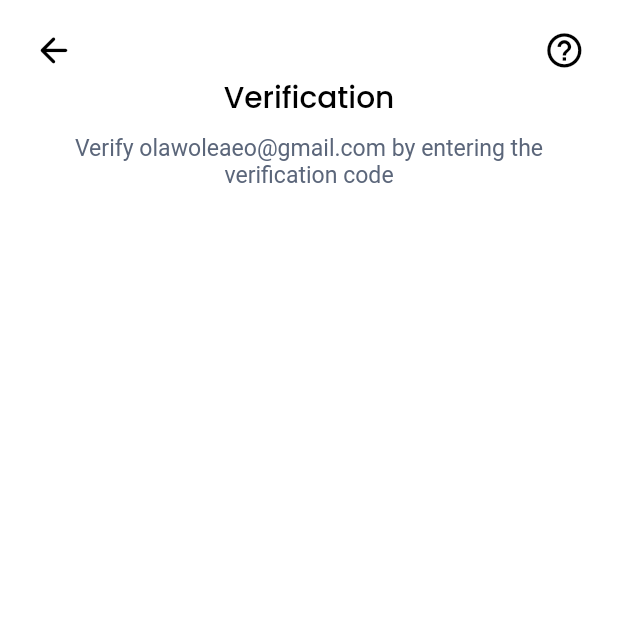
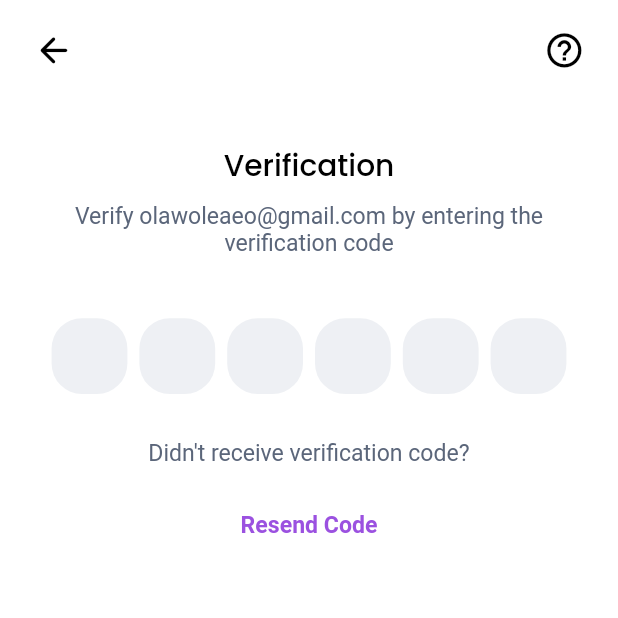
Before and after one commit to ecode210/zilbit, a Flutter app: the VerificationCode screen opened directly, on a phone screen of 412 x 824 dp, the top half of it. Run offline on Flutter 3.47's test engine with Material 2 defaults, Android fonts, the phone set to English and light mode, and no system bars; drawn by our look-alikes of pinput; our stand-ins replace bouncing_widget, flutter_screenutil, flutter_svg, font_awesome_flutter, get, google_fonts and 1 more.

Commit message:
Minor changes

```diff
--- a/lib/view/authentication/register.dart
+++ b/lib/view/authentication/register.dart
@@ -213,7 +213,7 @@ with our """,
               const Spacer(),
               GestureDetector(
                 onTap: () {
-                  Get.to(() => const VerificationCode());
+                  Get.to(() => VerificationCode());
                 },
                 child: Container(
                   height: 60.h,
--- a/lib/view/authentication/verification_code.dart
+++ b/lib/view/authentication/verification_code.dart
@@ -1,10 +1,12 @@
 import 'package:flutter/material.dart';
 import 'package:flutter_screenutil/flutter_screenutil.dart';
 import 'package:get/get.dart';
+import 'package:pinput/pinput.dart';
 import 'package:zilbit/constants.dart';
 
 class VerificationCode extends StatelessWidget {
-  const VerificationCode({Key? key}) : super(key: key);
+  VerificationCode({Key? key}) : super(key: key);
+  final FocusNode focusNode = FocusNode();
 
   @override
   Widget build(BuildContext context) {
@@ -44,7 +46,7 @@ class VerificationCode extends StatelessWidget {
                   ],
                 ),
               ),
-              SizedBox(height: 5.h),
+              SizedBox(height: 50.h),
               Text(
                 "Verification",
                 style: Theme.of(context).textTheme.headline2,
@@ -57,6 +59,76 @@ verification code""",
                 textAlign: TextAlign.center,
                 style: Theme.of(context).textTheme.bodyText1,
               ),
+              SizedBox(height: 40.h),
+              Padding(
+                padding: EdgeInsets.symmetric(horizontal: 30.w),
+                child: Pinput(
+                  keyboardType: TextInputType.phone,
+                  onTap: () {
+                    focusNode.requestFocus();
+                  },
+                  cursor: Container(
+                    height: 20.h,
+                    width: 2.w,
+                    decoration: BoxDecoration(
+                      color: priColor,
+                      borderRadius: BorderRadius.circular(10.r),
+                    ),
+                  ),
+                  length: 6,
+                  focusNode: focusNode,
+                  closeKeyboardWhenCompleted: true,
+                  hapticFeedbackType: HapticFeedbackType.lightImpact,
+                  defaultPinTheme: PinTheme(
+                    height: 46.w,
+                    width: 46.w,
+                    textStyle: Theme.of(context).textTheme.headline2,
+                    decoration: BoxDecoration(
+                      color: formTextAreaDefault.withOpacity(0.25),
+                      borderRadius: BorderRadius.circular(20.r),
+                    ),
+                  ),
+                  focusedPinTheme: PinTheme(
+                    height: 46.w,
+                    width: 46.w,
+                    textStyle: Theme.of(context).textTheme.headline2,
+                    decoration: BoxDecoration(
+                      color: backgroundColor,
+                      borderRadius: BorderRadius.circular(20.r),
+                      boxShadow: [
+                        BoxShadow(
+                          color: priColor.withOpacity(0.25),
+                          blurRadius: 5,
+                          spreadRadius: 2,
+                        ),
+                      ],
+                    ),
+                  ),
+                ),
+              ),
+              SizedBox(height: 30.h),
+              Text(
+                "Didn't receive verification code?",
+                style: Theme.of(context).textTheme.bodyText1,
+              ),
+              SizedBox(height: 30.h),
+              Text(
+                "Resend Code",
+                style: Theme.of(context).textTheme.bodyText1!.copyWith(
+                      color: priColor,
+                      fontWeight: FontWeight.w700,
+                    ),
+              ),
+              // NumericKeyboard(
+              //   onKeyboardTap: (value) {},
+              //   textColor: blackColor,
+              //   rightIcon: Icon(
+              //     Icons.arrow_back_rounded,
+              //     color: blackColor,
+              //     size: 30.sp,
+              //   ),
+              // ),
+              // SizedBox(height: 100.h),
             ],
           ),
         ),
--- a/pubspec.yaml
+++ b/pubspec.yaml
@@ -19,8 +19,9 @@ dependencies:
   flutter_screenutil: ^5.3.1
   font_awesome_flutter: ^10.0.0
   bouncing_widget: ^2.0.0
-  intl_phone_number_input: ^0.7.0+2
   intl_phone_field: ^3.0.1
+  numeric_keyboard: ^1.1.0
+  pinput: ^2.2.4
 
 dev_dependencies:
   flutter_test:
```
Also changed, not shown: lib/view/authentication/widgets/phone_text_field.dart (+1 -33 lines), pubspec.lock.
